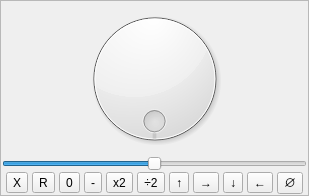
Above: mandelbulber2/qt/slider_popup.ui from buddhi1980/mandelbulber2 before the change. Below: the same form after it.
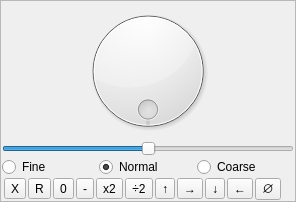
That is the form after the change.

Commit message: Added switch to change precision of slider myLineEdit

Diff of the .ui file:
```diff
--- a/mandelbulber2/qt/slider_popup.ui
+++ b/mandelbulber2/qt/slider_popup.ui
@@ -6,8 +6,8 @@
    <rect>
     <x>0</x>
     <y>0</y>
-    <width>309</width>
-    <height>196</height>
+    <width>296</width>
+    <height>202</height>
    </rect>
   </property>
   <property name="sizePolicy">
@@ -82,6 +82,46 @@
      </property>
     </widget>
    </item>
+   <item>
+    <layout class="QHBoxLayout" name="horizontalLayout">
+     <property name="spacing">
+      <number>0</number>
+     </property>
+     <item>
+      <widget class="QRadioButton" name="radioButton_fine">
+       <property name="focusPolicy">
+        <enum>Qt::NoFocus</enum>
+       </property>
+       <property name="text">
+        <string>Fine</string>
+       </property>
+      </widget>
+     </item>
+     <item>
+      <widget class="QRadioButton" name="radioButton_normal">
+       <property name="focusPolicy">
+        <enum>Qt::NoFocus</enum>
+       </property>
+       <property name="text">
+        <string>Normal</string>
+       </property>
+       <property name="checked">
+        <bool>true</bool>
+       </property>
+      </widget>
+     </item>
+     <item>
+      <widget class="QRadioButton" name="radioButton_coarse">
+       <property name="focusPolicy">
+        <enum>Qt::NoFocus</enum>
+       </property>
+       <property name="text">
+        <string>Coarse</string>
+       </property>
+      </widget>
+     </item>
+    </layout>
+   </item>
    <item>
     <layout class="QHBoxLayout" name="horizontalLayout_2">
      <property name="spacing">
```
The commit also changes 3 other files.
